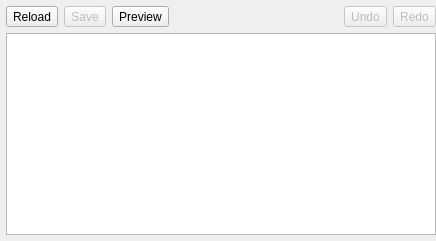
Qt form calibre/gui2/viewer/qstackedwidget/qstackedwidgetSynopsis.ui (cricobs/calibre_highway) before a commit.
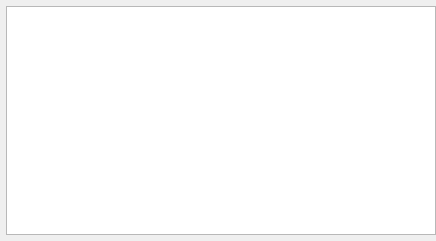
The same form after that commit. Custom widgets are drawn as their Qt base class.

Commit message: QstackedwidgetSynopsis qtoolbuttons to qactions

The edit to the form file:
```diff
--- a/calibre/gui2/viewer/qstackedwidget/qstackedwidgetSynopsis.ui
+++ b/calibre/gui2/viewer/qstackedwidget/qstackedwidgetSynopsis.ui
@@ -27,67 +27,6 @@
     <property name="bottomMargin">
      <number>6</number>
     </property>
-    <item>
-     <layout class="QHBoxLayout" name="horizontalLayout">
-      <item>
-       <widget class="QToolButton" name="toolButtonReload">
-        <property name="text">
-         <string>Reload</string>
-        </property>
-       </widget>
-      </item>
-      <item>
-       <widget class="QToolButton" name="toolButtonSave">
-        <property name="enabled">
-         <bool>false</bool>
-        </property>
-        <property name="text">
-         <string>Save</string>
-        </property>
-       </widget>
-      </item>
-      <item>
-       <widget class="QToolButton" name="toolButtonPreview">
-        <property name="text">
-         <string>Preview</string>
-        </property>
-       </widget>
-      </item>
-      <item>
-       <spacer name="horizontalSpacer">
-        <property name="orientation">
-         <enum>Qt::Horizontal</enum>
-        </property>
-        <property name="sizeHint" stdset="0">
-         <size>
-          <width>40</width>
-          <height>20</height>
-         </size>
-        </property>
-       </spacer>
-      </item>
-      <item>
-       <widget class="QToolButton" name="toolButtonUndo">
-        <property name="enabled">
-         <bool>false</bool>
-        </property>
-        <property name="text">
-         <string>Undo</string>
-        </property>
-       </widget>
-      </item>
-      <item>
-       <widget class="QToolButton" name="toolButtonRedo">
-        <property name="enabled">
-         <bool>false</bool>
-        </property>
-        <property name="text">
-         <string>Redo</string>
-        </property>
-       </widget>
-      </item>
-     </layout>
-    </item>
     <item>
      <widget class="QplaintexteditEdit" name="qplaintexteditEdit">
       <property name="focusPolicy">
```
The commit also changes 12 other files.
